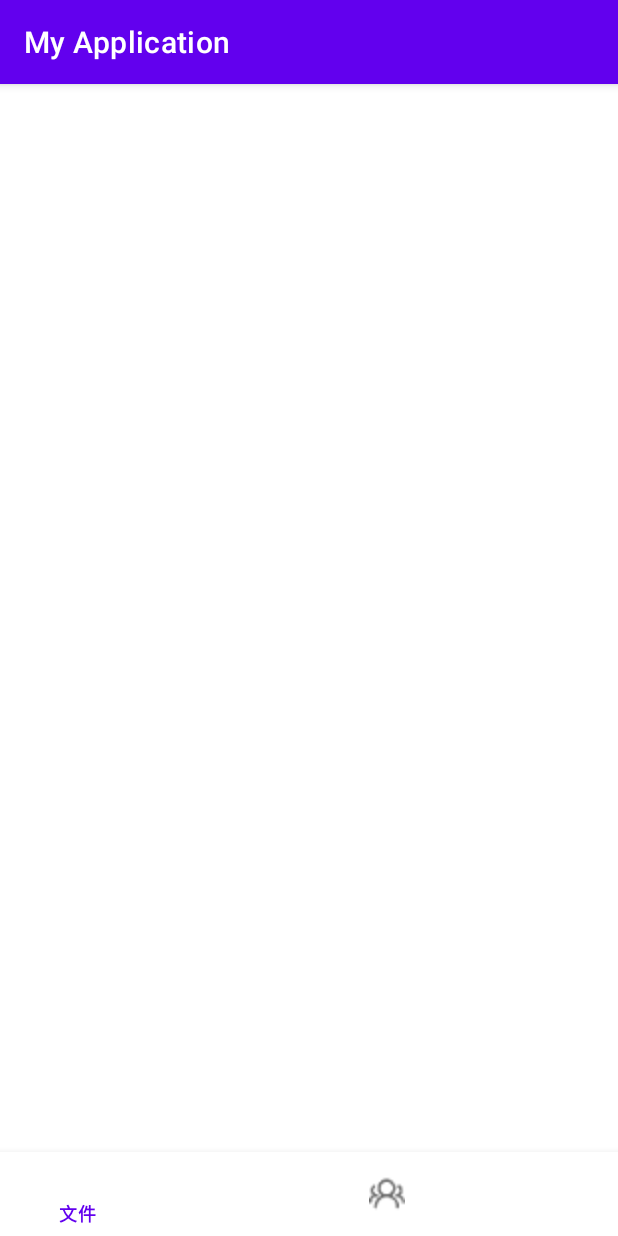
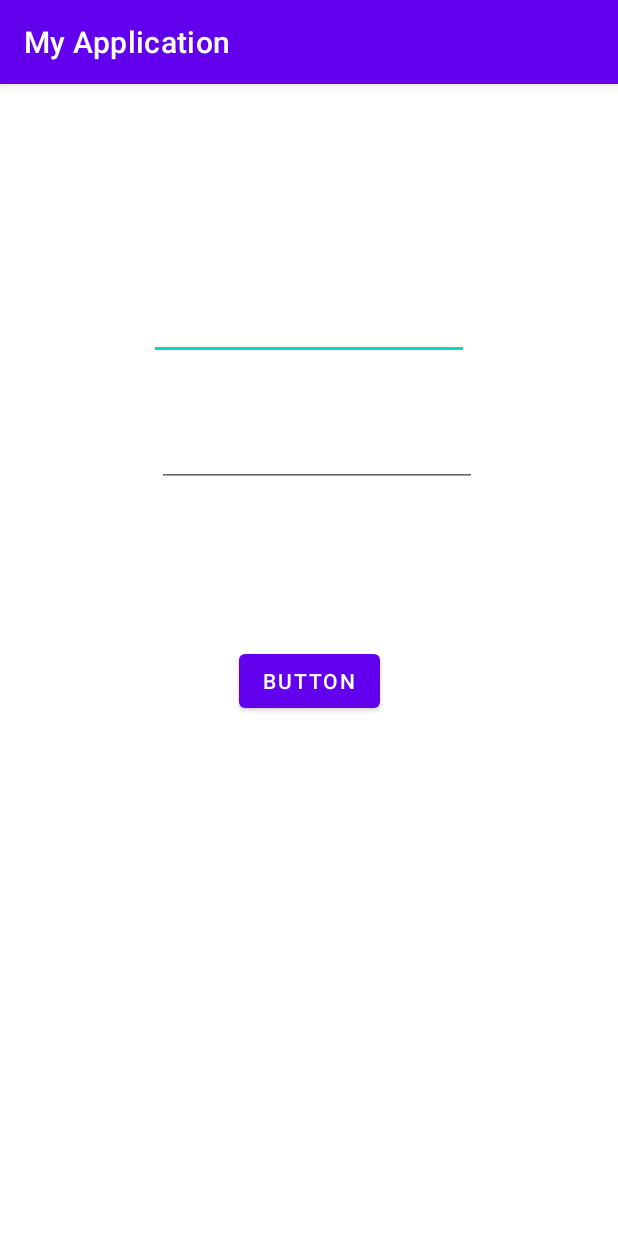
Before and after one commit to TangJingHao/QGWanPan, an Android app: the screen it shows after launch (MainActivity before the commit, LoginActivity after it), on a phone screen of 412 x 824 dp. Run offline under Robolectric (Android 15) with nearby library versions, the light colour scheme and no system bars.

Commit message:
登录界面MVP搭建完成

```diff
--- a/app/src/main/AndroidManifest.xml
+++ b/app/src/main/AndroidManifest.xml
@@ -15,13 +15,16 @@
         android:roundIcon="@mipmap/ic_launcher_round"
         android:supportsRtl="true"
         android:theme="@style/Theme.MyApplication">
-        <activity android:name=".View.MainActivity">
+        <activity android:name=".View.LoginActivity">
             <intent-filter>
                 <action android:name="android.intent.action.MAIN" />
 
                 <category android:name="android.intent.category.LAUNCHER" />
             </intent-filter>
         </activity>
+        <activity android:name=".View.MainActivity">
+
+        </activity>
     </application>
 
 </manifest>
--- /dev/null
+++ b/app/src/main/java/com/example/myapplication/Model/LoginModel.java
@@ -0,0 +1,40 @@
+package com.example.myapplication.Model;
+
+import android.util.Log;
+
+import com.example.myapplication.Presenter.LoginPresenter;
+import com.example.myapplication.basic.BaseModel;
+import com.example.myapplication.contract.ILogin;
+
+/**
+ * @Name：My Application
+ * @Description：
+ * @Author：Suzy.Mo
+ * @Date：2021/7/27 9:29
+ */
+public class LoginModel extends BaseModel<LoginPresenter, ILogin.M> {
+
+    public LoginModel(LoginPresenter mPresenter) {
+        super(mPresenter);
+    }
+
+    @Override
+    public ILogin.M getContract() {
+        return new ILogin.M() {
+            @Override
+            public void requestLogin(String name, String pwd) throws Exception {
+                //请求服务器登录接口，然后拿到服务器返回JSON数据
+                //下面这个判断的具逻辑可以改 这只是一个例子
+                //调用mPresenter.getContract().responseLoginResult(1);即可进行回传
+                if("abc".equals(name)&&"123".equals(pwd)){
+                    Log.d("Login1",name+"true");
+                    mPresenter.getContract().responseLoginResult(1);
+
+                }else {
+                    Log.d("Login1",name+"false");
+                    mPresenter.getContract().responseLoginResult(0);
+                }
+            }
+        };
+    }
+}
--- /dev/null
+++ b/app/src/main/java/com/example/myapplication/Presenter/LoginPresenter.java
@@ -0,0 +1,56 @@
+package com.example.myapplication.Presenter;
+
+import android.util.Log;
+
+import com.example.myapplication.Model.LoginModel;
+import com.example.myapplication.View.LoginActivity;
+import com.example.myapplication.basic.BasePresenter;
+import com.example.myapplication.contract.ILogin;
+
+/**
+ * @Name：My Application
+ * @Description：
+ * @Author：Suzy.Mo
+ * @Date：2021/7/27 9:30
+ */
+public class LoginPresenter extends BasePresenter<LoginModel,LoginActivity, ILogin.VP> {
+
+    private final String TAG = "LoginPresenter";
+
+    @Override
+    public LoginModel getModelInstance() {
+        //直接返回M层实例即是绑定了M层
+        return new LoginModel(this);
+    }
+
+    /**
+     * 要返回ILogin.VP接口 就new一个顺便实现接口
+     * @return ILogin.VP
+     */
+    @Override
+    public ILogin.VP getContract() {
+        return new ILogin.VP() {
+            @Override
+            public void requestLogin(String name, String pwd) {
+                //开子线程可以在这里开始开或者在M层开
+                //接收请求的信息进行处理
+                //直接在try里面改就行
+                //调用mModel.getContract().requestLogin(name, pwd);
+                //通知M层去请求登录
+                try {
+                    mModel.getContract().requestLogin(name, pwd);
+                } catch (Exception e) {
+                    e.printStackTrace();
+                    //做异常处理
+                    //保存日记等等
+                }
+            }
+
+            @Override
+            public void responseLoginResult(int loginStatusResult) {
+                //解析数据或者把请求码传给View
+                mView.getContract().responseLoginResult(loginStatusResult);
+            }
+        };
+    }
+}
--- /dev/null
+++ b/app/src/main/java/com/example/myapplication/View/LoginActivity.java
@@ -0,0 +1,106 @@
+package com.example.myapplication.View;
+
+import android.os.Bundle;
+import android.util.Log;
+import android.view.View;
+import android.widget.Button;
+import android.widget.EditText;
+import android.widget.Toast;
+
+import com.example.myapplication.Presenter.LoginPresenter;
+import com.example.myapplication.R;
+import com.example.myapplication.basic.BaseActivity;
+import com.example.myapplication.contract.ILogin;
+
+/**
+ * @Name：My Application
+ * @Description：
+ * @Author：Suzy.Mo
+ * @Date：2021/7/27 9:30
+ */
+public class LoginActivity extends BaseActivity<LoginPresenter, ILogin.VP> {
+
+    //控件只是例子 都可以改
+    private EditText etName;
+    private EditText etPwd;
+    private Button btLogin;
+    private final static String TAG = "LoginActivity";
+
+    @Override
+    public ILogin.VP getContract() {
+        return new ILogin.VP() {
+            @Override
+            public void requestLogin(String name, String pwd) {
+                mPresenter.getContract().requestLogin(name,pwd);
+            }
+
+            @Override
+            public void responseLoginResult(int loginStatusResult) {
+                //覆写这个函数传入的参数就是拿到的返回码
+                //可以根据返回码进行UI的更新
+                //下面只是例子
+                //记得更新UI回到主线程
+                Log.d(TAG,"result" +String.valueOf(loginStatusResult));
+                runOnUiThread(new Runnable() {
+                    @Override
+                    public void run() {
+                        Toast.makeText(LoginActivity.this,String.valueOf(loginStatusResult),Toast.LENGTH_SHORT).show();
+                    }
+                });
+
+            }
+        };
+    }
+
+    @Override
+    protected void onCreate(Bundle savedInstanceState) {
+        super.onCreate(savedInstanceState);
+        //setContentView(R.layout.activity_login);
+    }
+
+//  初始化控件的函数
+    @Override
+    public void initView() {
+        etName = findViewById(R.id.editTextNumberPassword);
+        etPwd = findViewById(R.id.editTextTextPassword);
+        btLogin = findViewById(R.id.button);
+    }
+//  初始化数据 这个登录好像还没用上
+    @Override
+    public void initData() {
+    }
+
+//  设置监听
+    @Override
+    public void initListener() {
+        btLogin.setOnClickListener(this);
+    }
+
+//  传入布局的id会自动绑定
+    @Override
+    public int getContentViewId() {
+        return R.layout.activity_login;
+    }
+
+//  要创建P层实例 与P层关联
+    @Override
+    public LoginPresenter getPresenterInstance() {
+        return new LoginPresenter();
+    }
+
+    @Override
+    public void destroy() {
+
+    }
+
+    @Override
+    public void onClick(View v) {
+        //点击事件的设置  因为只有一个控件就没写switch
+        //调用 getContract().requestLogin(name, pwd);
+        //即是向P层请求登录 传入用户名和密码
+        String name = etName.getText().toString();
+        String pwd = etPwd.getText().toString();
+        Log.d(TAG,"点击"+name+pwd);
+        getContract().requestLogin(name, pwd);
+    }
+}
--- a/app/src/main/java/com/example/myapplication/View/MainActivity.java
+++ b/app/src/main/java/com/example/myapplication/View/MainActivity.java
@@ -12,6 +12,7 @@ import com.example.myapplication.Adapter.BottomPagerAdapter;
 import com.example.myapplication.R;
 import com.example.myapplication.basic.BaseActivity;
 import com.example.myapplication.basic.BasePresenter;
+import com.example.myapplication.basic.SuperBaseActivity;
 import com.google.android.material.bottomnavigation.BottomNavigationView;
 
 import org.jetbrains.annotations.NotNull;
@@ -19,16 +20,11 @@ import org.jetbrains.annotations.NotNull;
 import java.util.ArrayList;
 import java.util.List;
 
-public class MainActivity extends BaseActivity {
+public class MainActivity extends SuperBaseActivity {
     private List<Fragment> mList=new ArrayList<>();
     private BottomPagerAdapter mAdapter;
     private ViewPager mViewPager;
     private BottomNavigationView mBnView;
-
-    @Override
-    public Object getContract() {
-        return null;
-    }
 
     @Override
     protected void onCreate(Bundle savedInstanceState) {
@@ -96,44 +92,4 @@ public class MainActivity extends BaseActivity {
             }
         });
     }
-
-    @Override
-    public void initView() {
-
-    }
-
-    @Override
-    public void initData() {
-
-    }
-
-    @Override
-    public void initListener() {
-
-    }
-
-    @Override
-    public int getContentViewId() {
-        return 0;
-    }
-
-    @Override
-    public BasePresenter getPresenterInstance() {
-        return null;
-    }
-
-    @Override
-    public void destroy() {
-
-    }
-
-    @Override
-    public void responseError(Object o, Throwable throwable) {
-
-    }
-
-    @Override
-    public void onClick(View v) {
-
-    }
 }
--- a/app/src/main/java/com/example/myapplication/basic/BaseActivity.java
+++ b/app/src/main/java/com/example/myapplication/basic/BaseActivity.java
@@ -9,7 +9,7 @@ import androidx.appcompat.app.AppCompatActivity;
 
 import com.example.myapplication.View.ActivityCollector;
 
-public abstract class BaseActivity<P extends BasePresenter,CONTRACT> extends AppCompatActivity implements View.OnClickListener {
+public abstract class BaseActivity<P extends BasePresenter,CONTRACT> extends SuperBaseActivity implements View.OnClickListener {
 
     /**
      *实现接口
@@ -22,20 +22,17 @@ public abstract class BaseActivity<P extends BasePresenter,CONTRACT> extends App
     protected void onCreate(@Nullable Bundle savedInstanceState) {
         super.onCreate(savedInstanceState);
 
-        //setContentView(getContentViewId());
-        //加载布局 加入活动管理器
         setContentView(getContentViewId());
-        ActivityCollector.addActivity(this);
-        Log.d("正在运行",getClass().getSimpleName());
 
         //初始化控件 数据 监听器
         initView();
         initData();
         initListener();
 
-//        mPresenter = getPresenterInstance();
-//        mPresenter.bindView(this);
         //绑定p层
+        mPresenter = getPresenterInstance();
+        mPresenter.bindView(this);
+
     }
 
 
@@ -57,14 +54,10 @@ public abstract class BaseActivity<P extends BasePresenter,CONTRACT> extends App
      */
     public abstract P getPresenterInstance();
 
-    //处理错误信息
-    public abstract <ERROR extends Object> void responseError(ERROR error,Throwable throwable );
-
     @Override
     protected void onDestroy() {
         super.onDestroy();
         mPresenter.unBindView();
-        ActivityCollector.removeActivity(this);
         destroy();
     }
 
--- /dev/null
+++ b/app/src/main/java/com/example/myapplication/basic/SuperBaseActivity.java
@@ -0,0 +1,31 @@
+package com.example.myapplication.basic;
+
+import android.os.Bundle;
+import android.util.Log;
+
+import androidx.annotation.Nullable;
+import androidx.appcompat.app.AppCompatActivity;
+
+import com.example.myapplication.View.ActivityCollector;
+
+/**
+ * @Name： SuperBaseActivity
+ * @Description： 仅用于管理Activity 显示在哪个活动中
+ * @Author：Suzy.Mo
+ * @Date：2021/7/27 8:46
+ */
+public class SuperBaseActivity extends AppCompatActivity {
+    @Override
+    protected void onCreate(@Nullable @org.jetbrains.annotations.Nullable Bundle savedInstanceState) {
+        super.onCreate(savedInstanceState);
+        //加载布局 加入活动管理器
+        ActivityCollector.addActivity(this);
+        Log.d("正在运行",getClass().getSimpleName());
+    }
+
+    @Override
+    protected void onDestroy() {
+        super.onDestroy();
+        ActivityCollector.removeActivity(this);
+    }
+}
--- /dev/null
+++ b/app/src/main/java/com/example/myapplication/contract/ILogin.java
@@ -0,0 +1,22 @@
+package com.example.myapplication.contract;
+
+/**
+ * @Name： ILogin
+ * @Description： 登录界面接口契约
+ * @Author：Suzy.Mo
+ * @Date：2021/7/27 9:21
+ */
+public interface ILogin {
+    //M层接口 拿到用户账户跟密码
+    public interface M{
+        void requestLogin(String name, String pwd) throws Exception;
+    }
+
+
+    public interface VP{
+        //请求登录
+        void requestLogin(String name, String pwd);
+        //返回登录结果
+        void responseLoginResult(int loginStatusResult);
+    }
+}
--- /dev/null
+++ b/app/src/main/res/layout/activity_login.xml
@@ -0,0 +1,40 @@
+<?xml version="1.0" encoding="utf-8"?>
+<androidx.constraintlayout.widget.ConstraintLayout xmlns:android="http://schemas.android.com/apk/res/android"
+    xmlns:app="http://schemas.android.com/apk/res-auto"
+    xmlns:tools="http://schemas.android.com/tools"
+    android:layout_width="match_parent"
+    android:layout_height="match_parent">
+
+    <EditText
+        android:id="@+id/editTextTextPassword"
+        android:layout_width="wrap_content"
+        android:layout_height="wrap_content"
+        android:layout_marginBottom="39dp"
+        android:ems="10"
+        android:inputType="textPassword"
+        app:layout_constraintBottom_toTopOf="@+id/editTextNumberPassword"
+        app:layout_constraintEnd_toEndOf="parent"
+        app:layout_constraintStart_toStartOf="parent" />
+
+    <EditText
+        android:id="@+id/editTextNumberPassword"
+        android:layout_width="wrap_content"
+        android:layout_height="wrap_content"
+        android:layout_marginStart="5dp"
+        android:layout_marginLeft="5dp"
+        android:layout_marginTop="223dp"
+        android:ems="10"
+        android:inputType="numberPassword"
+        app:layout_constraintStart_toStartOf="@+id/editTextTextPassword"
+        app:layout_constraintTop_toTopOf="parent" />
+
+    <Button
+        android:id="@+id/button"
+        android:layout_width="wrap_content"
+        android:layout_height="wrap_content"
+        android:layout_marginTop="105dp"
+        android:text="Button"
+        app:layout_constraintEnd_toEndOf="parent"
+        app:layout_constraintStart_toStartOf="parent"
+        app:layout_constraintTop_toBottomOf="@+id/editTextNumberPassword" />
+</androidx.constraintlayout.widget.ConstraintLayout>
--- a/app/src/main/res/layout/activity_main.xml
+++ b/app/src/main/res/layout/activity_main.xml
@@ -8,7 +8,7 @@
         android:id="@+id/fragment_viewPager"
         android:layout_width="match_parent"
         android:layout_height="wrap_content"
-        android:layout_weight="1"/>
+        android:layout_weight="1" />
     <com.google.android.material.bottomnavigation.BottomNavigationView
         app:menu="@menu/bottom_menu"
         android:background="?android:attr/windowBackground"
```
Also changed, not shown: app/src/main/java/com/example/myapplication/basic/BaseFragment.java (added, +27 -0 lines), app/src/main/res/mipmap-xxhdpi/login.png (added).
